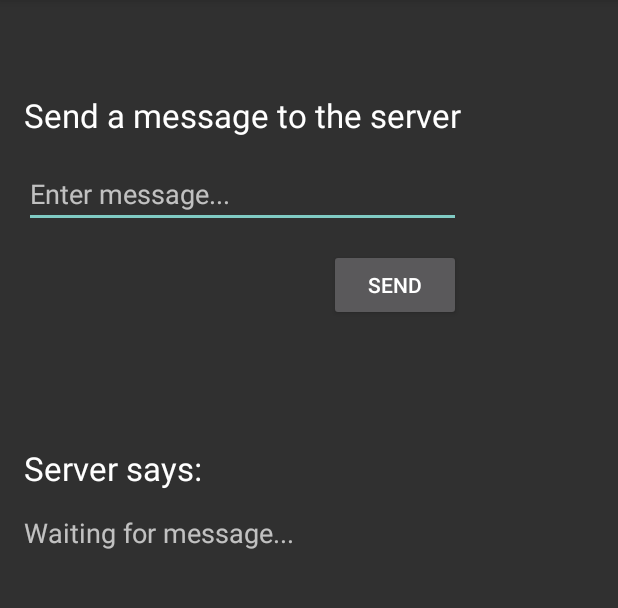
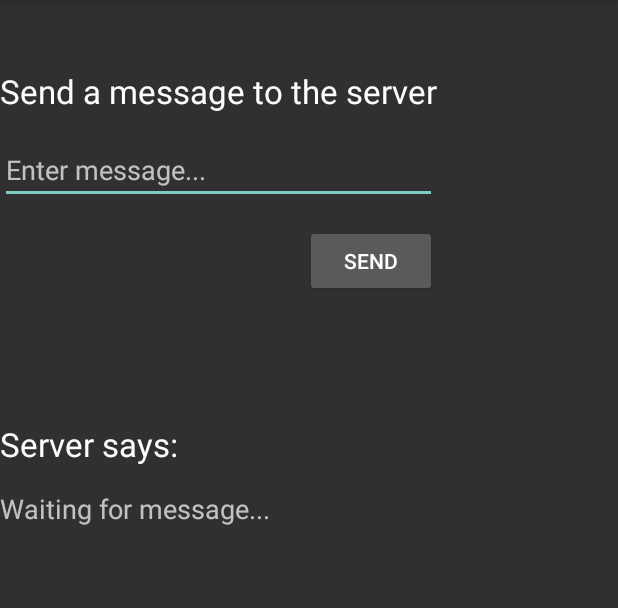
Before and after one commit to axelpelling/Lantern-in-the-Dark, an Android app: the screen it shows after launch (MainActivity), on a phone screen of 412 x 824 dp, the part 84-692 px from its top. Run offline under Robolectric (Android 15) with nearby library versions, the phone set to English and light mode, and no system bars.

Commit message:
Some updates on all classes

```diff
--- a/app/src/main/java/computing/mobile/lanterninthedark/GridSystem.java
+++ b/app/src/main/java/computing/mobile/lanterninthedark/GridSystem.java
@@ -31,4 +31,20 @@ public class GridSystem {
     public int[][] getGrid(){
         return grid;
     }
+
+    public void printGrid(){
+        int i = 0;
+        for (int[] array : grid){
+            Log.d("arrayLog", "Array " + i + ":");
+            i++;
+            for (int j : array){
+
+                //plant = Arrays.toString(plants[i]);
+                //color = Arrays.deepToString(plants[j]);
+                //System.out.println(plant + " " + color);
+                Log.d("arrayLog", "" + j);
+
+            }
+        }
+    }
 }
--- a/app/src/main/java/computing/mobile/lanterninthedark/MainActivity.java
+++ b/app/src/main/java/computing/mobile/lanterninthedark/MainActivity.java
@@ -28,8 +28,7 @@ public class MainActivity extends ActionBarActivity implements NetworkingEventHa
 		super.onCreate(savedInstanceState);
 		setContentView(R.layout.activity_main);
 
-        Phone phone = new Phone(1);
-        phone.setPosition(1, 1);
+        Phone phone = new Phone(1, 3, 2);
 
         gridSystem = GridSystem.getInstance();
         gridSystem.setPhonePosition(phone);
@@ -41,7 +40,9 @@ public class MainActivity extends ActionBarActivity implements NetworkingEventHa
 
 		manager.monitorKeyOfUser("key", "user");
 
-        Log.d("test", "" + gridSystem.getGrid());
+
+
+        gridSystem.printGrid();
 
 		//Below are other possible methods calls that can be used for testing and monitoring logs.
 		/*
--- a/app/src/main/java/computing/mobile/lanterninthedark/Phone.java
+++ b/app/src/main/java/computing/mobile/lanterninthedark/Phone.java
@@ -13,6 +13,12 @@ public class Phone {
     public Phone(int id){
         x = -1;
         y = -1;
+        this.id = id;
+    }
+
+    public Phone(int id, int x, int y){
+        this.x = x;
+        this.y = y;
         this.id = id;
     }
 
--- a/app/src/main/res/layout/activity_main.xml
+++ b/app/src/main/res/layout/activity_main.xml
@@ -2,11 +2,7 @@
     xmlns:tools="http://schemas.android.com/tools"
     android:layout_width="match_parent"
     android:layout_height="match_parent"
-    android:paddingBottom="@dimen/activity_vertical_margin"
-    android:paddingLeft="@dimen/activity_horizontal_margin"
-    android:paddingRight="@dimen/activity_horizontal_margin"
-    android:paddingTop="@dimen/activity_vertical_margin"
-    tools:context="se.ixdcth.qdnetworking.MainActivity" >
+    tools:context=".MainActivity" >
 
     <TextView
         android:id="@+id/sendMsgTitleTextView"
--- a/app/src/main/res/values/strings.xml
+++ b/app/src/main/res/values/strings.xml
@@ -5,4 +5,9 @@
     <string name="hello_world">Hello world!</string>
     <string name="action_settings">Settings</string>
 
+    <string name="userLoginTextViewString">Enter username to login.</string>
+    <string name="userLoginHintString">Username</string>
+    <string name="userLoginButtonString">Login</string>
+
+
 </resources>
```
Also changed, not shown: app/src/main/java/computing/mobile/lanterninthedark/LoginActivity.java (+54 -1 lines), app/src/main/res/layout/activity_login.xml (+37 -7 lines).
